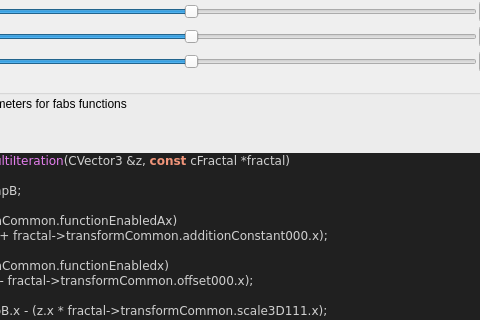
Old version of the form mandelbulber2/formula/ui/fractal_transf_fabs_add_multi.ui in the repository buddhi1980/mandelbulber2; both pictures show x 142 to 622 and y 263 to 583 of the 711 by 1128 pixel window.
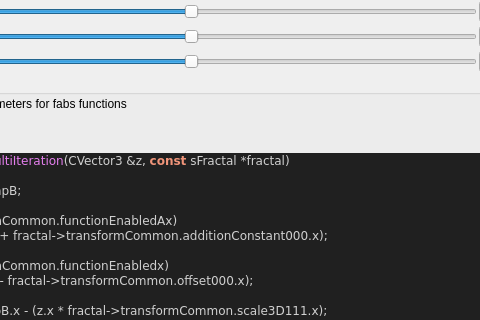
New version of the form. Custom widgets are drawn as their Qt base class.

Diff of the .ui file:
```diff
--- a/mandelbulber2/formula/ui/fractal_transf_fabs_add_multi.ui
+++ b/mandelbulber2/formula/ui/fractal_transf_fabs_add_multi.ui
@@ -864,7 +864,7 @@
 &lt;/table&gt;
 &lt;h3&gt;Code&lt;/h3&gt;
 &lt;body style=&quot;background-color:#202020&quot;&gt;
-&lt;pre style=&quot;color:#d0d0d0; background-color:#202020;  font-family:'Courier New',monospace;&quot;&gt;&lt;span style=&quot;color:#f09479; font-weight:bold&quot;&gt;void&lt;/span&gt; &lt;span style=&quot;color:#e47eed&quot;&gt;TransfFabsAddMultiIteration&lt;/span&gt;&lt;span style=&quot;color:#d0d0d0&quot;&gt;(&lt;/span&gt;CVector3 &lt;span style=&quot;color:#d0d0d0&quot;&gt;&amp;amp;&lt;/span&gt;z&lt;span style=&quot;color:#d0d0d0&quot;&gt;,&lt;/span&gt; &lt;span style=&quot;color:#f09479; font-weight:bold&quot;&gt;const&lt;/span&gt; cFractal &lt;span style=&quot;color:#d0d0d0&quot;&gt;*&lt;/span&gt;fractal&lt;span style=&quot;color:#d0d0d0&quot;&gt;)&lt;/span&gt;
+&lt;pre style=&quot;color:#d0d0d0; background-color:#202020;  font-family:'Courier New',monospace;&quot;&gt;&lt;span style=&quot;color:#f09479; font-weight:bold&quot;&gt;void&lt;/span&gt; &lt;span style=&quot;color:#e47eed&quot;&gt;TransfFabsAddMultiIteration&lt;/span&gt;&lt;span style=&quot;color:#d0d0d0&quot;&gt;(&lt;/span&gt;CVector3 &lt;span style=&quot;color:#d0d0d0&quot;&gt;&amp;amp;&lt;/span&gt;z&lt;span style=&quot;color:#d0d0d0&quot;&gt;,&lt;/span&gt; &lt;span style=&quot;color:#f09479; font-weight:bold&quot;&gt;const&lt;/span&gt; sFractal &lt;span style=&quot;color:#d0d0d0&quot;&gt;*&lt;/span&gt;fractal&lt;span style=&quot;color:#d0d0d0&quot;&gt;)&lt;/span&gt;
 &lt;span style=&quot;color:#d0d0d0&quot;&gt;{&lt;/span&gt;
   CVector3 tempA&lt;span style=&quot;color:#d0d0d0&quot;&gt;,&lt;/span&gt; tempB&lt;span style=&quot;color:#d0d0d0&quot;&gt;;&lt;/span&gt;
 
```
